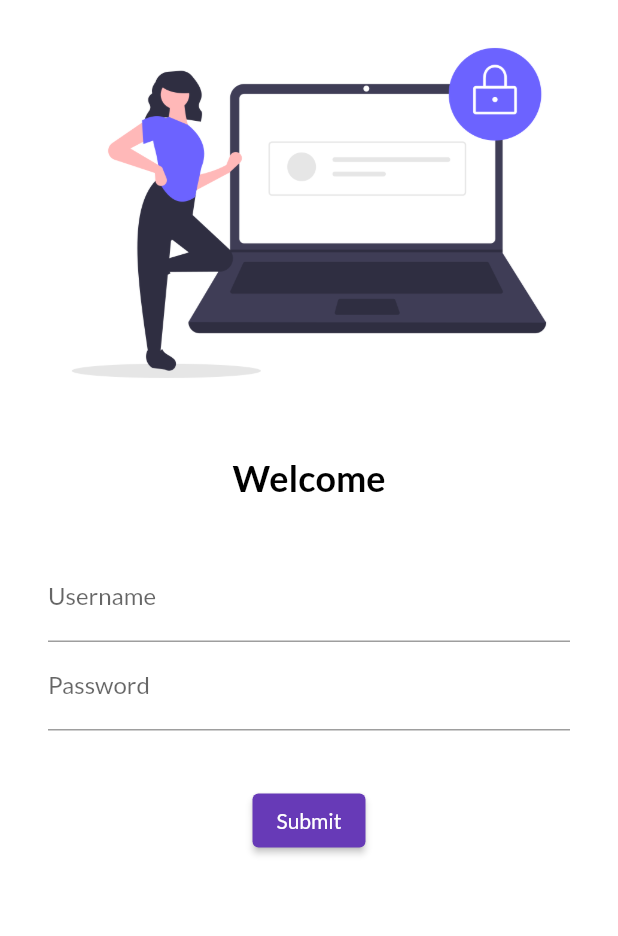
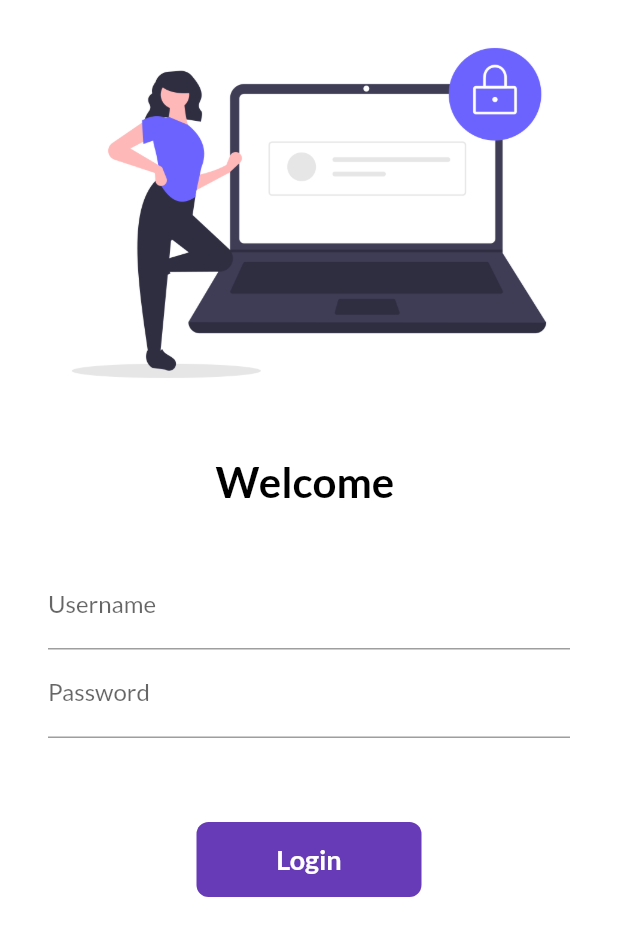
Before and after one commit to aprameya200/learningFlutter, a Flutter app: the screen it shows after launch, on a phone screen of 412 x 824 dp. Shown: the top 936 px of the screen. Run offline on Flutter 3.47's test engine with Material 2 defaults, Android fonts, the phone set to English and light mode, and no system bars; our stand-ins replace google_fonts.

Commit message:
login button animation using animated container

```diff
--- a/lib/main.dart
+++ b/lib/main.dart
@@ -2,6 +2,7 @@ import 'package:google_fonts/google_fonts.dart';
 import 'package:flutter/material.dart';
 import 'package:learningdart/pages/home_page.dart';
 import 'package:learningdart/pages/login_page.dart';
+import 'package:learningdart/utils/routes.dart';
 
 void main() {
   runApp(const MyApp());
@@ -20,6 +21,7 @@ class MyApp extends StatelessWidget {
     HomePage homePage = new HomePage();
 
     return MaterialApp(
+      debugShowCheckedModeBanner: false,
       //home: homePage.build(context), set below from route
       themeMode: ThemeMode.dark,
       theme: ThemeData(
@@ -30,8 +32,9 @@ class MyApp extends StatelessWidget {
       routes: {
         //routes like laravel
         "/": (context) => LoginPage(),
-        "/home": (context) => HomePage(),
-        "/login": (context) => LoginPage(),
+        MyRoutes.homeRoute: (context) =>
+            HomePage(), //routing using rpoute classes
+        MyRoutes.loginRoute: (context) => LoginPage(),
       },
     );
   }
--- a/lib/pages/home_page.dart
+++ b/lib/pages/home_page.dart
@@ -11,7 +11,7 @@ class HomePage extends StatelessWidget {
         body: Center(
             //main body of app
             child: Container(
-          child: Text("Welcome to flutter"),
+          child: Text("Welcome to home page of app"),
         )),
         drawer: Drawer()); //hamburger menu icon and feature
   }
--- a/lib/pages/login_page.dart
+++ b/lib/pages/login_page.dart
@@ -2,13 +2,35 @@
 
 import 'package:flutter/material.dart';
 import 'package:google_fonts/google_fonts.dart';
+import 'package:learningdart/utils/routes.dart';
 
-class LoginPage extends StatelessWidget {
+///Stateless vs Stateful widgwt
+///
+///Stateless:
+///Widget renders page that does not have any changig elemets
+///
+///Stateful:
+///Widget that renders page that has changing properties or that allows changes
+
+class LoginPage extends StatefulWidget {
+  @override
+  State<LoginPage> createState() => _LoginPageState();
+}
+
+/// var names with no _ in front = public
+/// var name with _ (underscore) in front = private
+
+class _LoginPageState extends State<LoginPage> {
+  String name = "";
+  bool changedButton = false;
+
   @override
   Widget build(BuildContext context) {
     return Material(
         color: Colors.white,
-        child: Column(children: [
+        child: SingleChildScrollView(
+            //allows for scrool functionlity
+            child: Column(children: [
           //inside this children list
           Image.asset(
             "assets/images/login_image.png",
@@ -19,9 +41,9 @@ class LoginPage extends StatelessWidget {
             height: 20.0,
           ),
           Text(
-            "Welcome",
+            "Welcome $name",
             style: TextStyle(
-                color: Colors.black, fontSize: 24, fontWeight: FontWeight.bold),
+                color: Colors.black, fontSize: 28, fontWeight: FontWeight.bold),
 //
             // style: GoogleFonts.aladin(color: Colors.black, fontSize: 40),
           ),
@@ -38,6 +60,11 @@ class LoginPage extends StatelessWidget {
                     hintText: "Enter Username",
                     labelText: "Username",
                   ),
+                  onChanged: (value) {
+                    //run this function on change
+                    name = value;
+                    setState(() {});
+                  },
                 ),
                 TextFormField(
                   obscureText: true,
@@ -50,19 +77,60 @@ class LoginPage extends StatelessWidget {
             ),
           ),
           SizedBox(
-            height: 20.0,
+            height: 40.0,
           ),
-          ElevatedButton(
-            // to add button
-            //ButtonStyle not needed in elecvatred button
-            // style: ButtonStyle(
-            //     foregroundColor: MaterialStateProperty.all<Color>(Colors.white),
-            //     backgroundColor:
-            //         MaterialStateProperty.all<Color>(Colors.deepPurple),
-            //     ),
-            onPressed: () {}, //method call
-            child: Text('Submit'),
-          ),
-        ]));
+
+//option to wrap with gesture detector or inkWEll for click functionality or inkWEll
+          InkWell(
+            onTap: () async {
+              setState(() {
+                changedButton = true;
+              });
+
+              await Future.delayed(Duration(seconds: 1));
+              Navigator.pushNamed(context, MyRoutes.homeRoute);
+            },
+            child: AnimatedContainer(
+              width: changedButton ? 50 : 150,
+              height: 50,
+              decoration: BoxDecoration(
+                  // cannot use both color (of container and color of box decoration)
+                  color: Colors.deepPurple,
+                  // shape: changedButton ? BoxShape.circle : BoxShape.rectangle,
+                  borderRadius: BorderRadius.circular(changedButton ? 50 : 8)),
+              duration: Duration(seconds: 1),
+              child: Center(
+                //can use wrap with center
+                child: changedButton
+                    ? Icon(Icons.done, color: Colors.white) //if btn is clicked
+                    : Text(
+                        "Login",
+                        style: TextStyle(
+                            color: Colors.white,
+                            fontWeight: FontWeight.bold,
+                            fontSize: 18),
+                      ),
+              ),
+            ),
+          )
+          // ElevatedButton(
+          //   // to add button
+          //   //ButtonStyle not needed in elecvatred button
+          //   style: ButtonStyle(
+          //     foregroundColor: MaterialStateProperty.all<Color>(Colors.white),
+          //     backgroundColor:
+          //         MaterialStateProperty.all<Color>(Colors.deepPurple),
+          //     minimumSize: MaterialStateProperty.all<Size>(Size(150, 40)),
+          //   ),
+          //   onPressed: () {
+          //     Navigator.pushNamed(
+          //         context,
+          //         MyRoutes
+          //             .homeRoute); //goes to specified reoute while btn is pressed
+          //   }, //method call;
+          //   child: Text('Login', style: TextStyle(fontSize: 17.5)),
+          //   //style: TextButton.styleFrom(minimumSize: Size(150, 40)),
+          // ),
+        ])));
   }
 }
--- /dev/null
+++ b/lib/utils/routes.dart
@@ -0,0 +1,4 @@
+class MyRoutes {
+  static String loginRoute = "/login"; //no object needed
+  static String homeRoute = "/home";
+}
```
